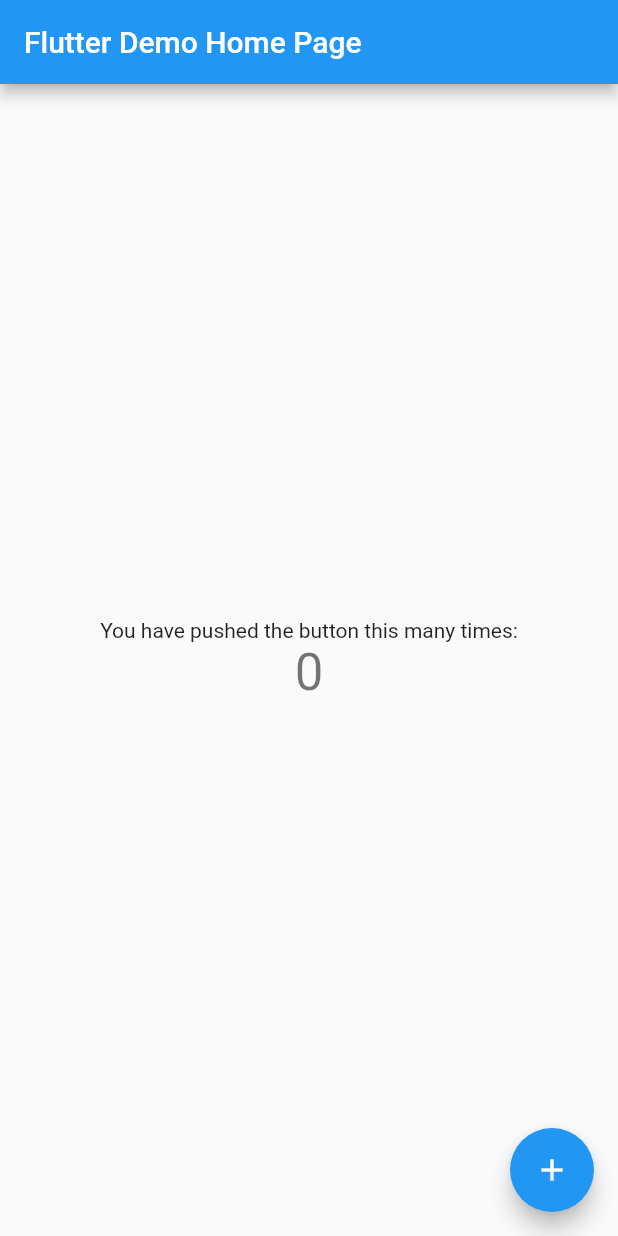
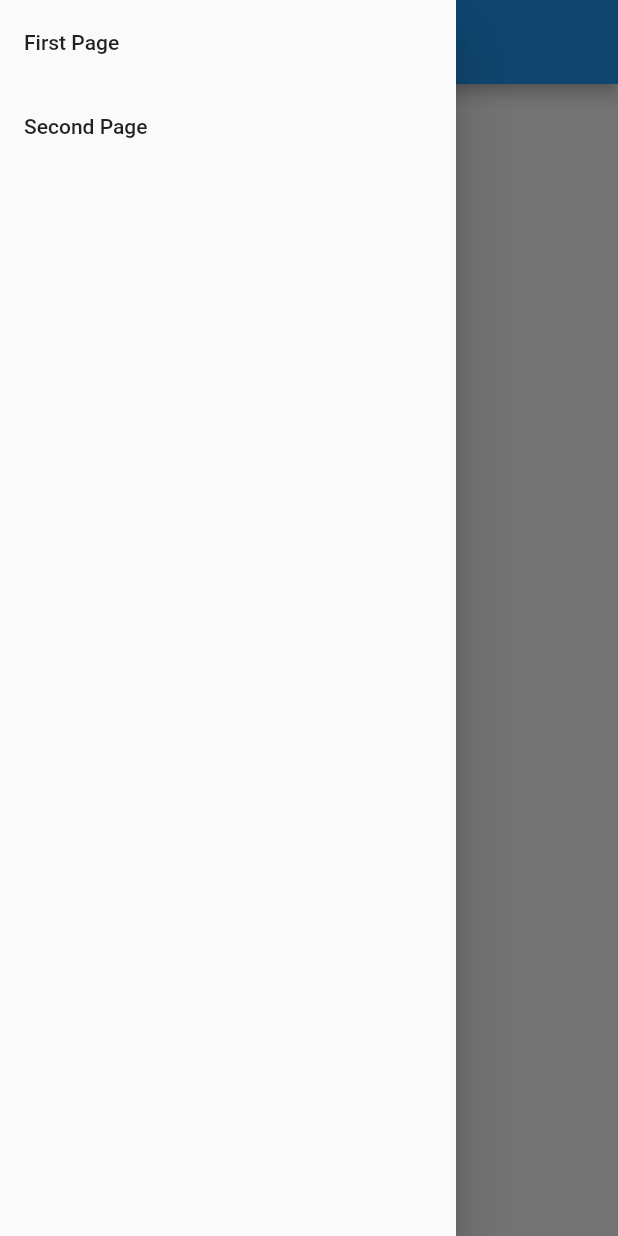
Before and after one commit to EgidioCaprino/flutter-course, a Flutter app: the screen it shows after launch, with the side drawer open (before the commit the screen has no drawer), on a phone screen of 412 x 824 dp. Run offline on Flutter 3.47's test engine with Material 2 defaults, Android fonts, the phone set to English and light mode, and no system bars.

Commit message:
feat: implement assignement 3

```diff
--- a/assignement_3/lib/main.dart
+++ b/assignement_3/lib/main.dart
@@ -1,111 +1,67 @@
 import 'package:flutter/material.dart';
 
-void main() => runApp(MyApp());
+void main() => runApp(Layout(body: FirstPage()));
 
-class MyApp extends StatelessWidget {
-  // This widget is the root of your application.
-  @override
-  Widget build(BuildContext context) {
+class FirstPage extends StatelessWidget {
+
+  @override Widget build(BuildContext context) {
+    return Text('First Page');
+  }
+
+}
+
+class SecondPage extends StatelessWidget {
+
+  @override Widget build(BuildContext context) {
+    return Text('Second Page');
+  }
+
+}
+
+class Menu extends StatelessWidget {
+
+  void navigate(BuildContext context, Widget widget) {
+    Navigator.pushReplacement(context, MaterialPageRoute(
+      builder: (BuildContext context) => Layout(body: widget),
+    ));
+  }
+
+  @override Widget build(BuildContext context) {
+    return Drawer(child: ListView(children: <Widget>[
+      ListTile(
+        title: Text('First Page'),
+        onTap: () {
+          navigate(context, FirstPage());
+        },
+      ),
+      ListTile(
+        title: Text('Second Page'),
+        onTap: () {
+          navigate(context, SecondPage());
+        },
+      ),
+    ]));
+  }
+
+}
+
+class Layout extends StatelessWidget {
+
+  final Widget body;
+
+  Layout({ @required this.body });
+
+  @override Widget build(BuildContext context) {
+    final String title = 'Flutter Demo';
+
     return MaterialApp(
-      title: 'Flutter Demo',
-      theme: ThemeData(
-        // This is the theme of your application.
-        //
-        // Try running your application with "flutter run". You'll see the
-        // application has a blue toolbar. Then, without quitting the app, try
-        // changing the primarySwatch below to Colors.green and then invoke
-        // "hot reload" (press "r" in the console where you ran "flutter run",
-        // or simply save your changes to "hot reload" in a Flutter IDE).
-        // Notice that the counter didn't reset back to zero; the application
-        // is not restarted.
-        primarySwatch: Colors.blue,
+      title: title,
+      home: Scaffold(
+        appBar: AppBar(title: Text(title)),
+        drawer: Menu(),
+        body: body,
       ),
-      home: MyHomePage(title: 'Flutter Demo Home Page'),
     );
   }
+
 }
-
-class MyHomePage extends StatefulWidget {
-  MyHomePage({Key key, this.title}) : super(key: key);
-
-  // This widget is the home page of your application. It is stateful, meaning
-  // that it has a State object (defined below) that contains fields that affect
-  // how it looks.
-
-  // This class is the configuration for the state. It holds the values (in this
-  // case the title) provided by the parent (in this case the App widget) and
-  // used by the build method of the State. Fields in a Widget subclass are
-  // always marked "final".
-
-  final String title;
-
-  @override
-  _MyHomePageState createState() => _MyHomePageState();
-}
-
-class _MyHomePageState extends State<MyHomePage> {
-  int _counter = 0;
-
-  void _incrementCounter() {
-    setState(() {
-      // This call to setState tells the Flutter framework that something has
-      // changed in this State, which causes it to rerun the build method below
-      // so that the display can reflect the updated values. If we changed
-      // _counter without calling setState(), then the build method would not be
-      // called again, and so nothing would appear to happen.
-      _counter++;
-    });
-  }
-
-  @override
-  Widget build(BuildContext context) {
-    // This method is rerun every time setState is called, for instance as done
-    // by the _incrementCounter method above.
-    //
-    // The Flutter framework has been optimized to make rerunning build methods
-    // fast, so that you can just rebuild anything that needs updating rather
-    // than having to individually change instances of widgets.
-    return Scaffold(
-      appBar: AppBar(
-        // Here we take the value from the MyHomePage object that was created by
-        // the App.build method, and use it to set our appbar title.
-        title: Text(widget.title),
-      ),
-      body: Center(
-        // Center is a layout widget. It takes a single child and positions it
-        // in the middle of the parent.
-        child: Column(
-          // Column is also layout widget. It takes a list of children and
-          // arranges them vertically. By default, it sizes itself to fit its
-          // children horizontally, and tries to be as tall as its parent.
-          //
-          // Invoke "debug painting" (press "p" in the console, choose the
-          // "Toggle Debug Paint" action from the Flutter Inspector in Android
-          // Studio, or the "Toggle Debug Paint" command in Visual Studio Code)
-          // to see the wireframe for each widget.
-          //
-          // Column has various properties to control how it sizes itself and
-          // how it positions its children. Here we use mainAxisAlignment to
-          // center the children vertically; the main axis here is the vertical
-          // axis because Columns are vertical (the cross axis would be
-          // horizontal).
-          mainAxisAlignment: MainAxisAlignment.center,
-          children: <Widget>[
-            Text(
-              'You have pushed the button this many times:',
-            ),
-            Text(
-              '$_counter',
-              style: Theme.of(context).textTheme.display1,
-            ),
-          ],
-        ),
-      ),
-      floatingActionButton: FloatingActionButton(
-        onPressed: _incrementCounter,
-        tooltip: 'Increment',
-        child: Icon(Icons.add),
-      ), // This trailing comma makes auto-formatting nicer for build methods.
-    );
-  }
-}
```
